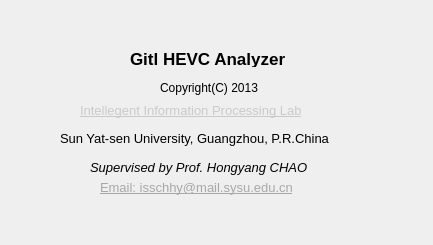
Above: analyzer/appgui/aboutdialog.ui from lheric/GitlHEVCAnalyzer before the change. Below: the same form after it.
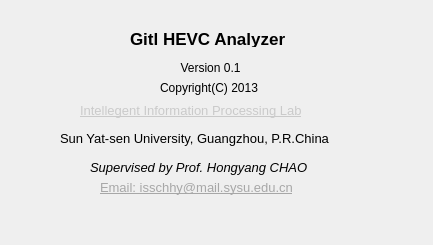
That is the form after the change.

Commit message: screenshots and version info add

```diff
--- a/analyzer/appgui/aboutdialog.ui
+++ b/analyzer/appgui/aboutdialog.ui
@@ -38,7 +38,7 @@
    <property name="geometry">
     <rect>
      <x>130</x>
-     <y>50</y>
+     <y>30</y>
      <width>180</width>
      <height>17</height>
     </rect>
@@ -145,6 +145,22 @@
     <bool>true</bool>
    </property>
   </widget>
+  <widget class="QLabel" name="label_7">
+   <property name="geometry">
+    <rect>
+     <x>170</x>
+     <y>60</y>
+     <width>81</width>
+     <height>16</height>
+    </rect>
+   </property>
+   <property name="text">
+    <string>Version 0.1</string>
+   </property>
+   <property name="alignment">
+    <set>Qt::AlignCenter</set>
+   </property>
+  </widget>
  </widget>
  <resources/>
  <connections/>
```
The commit also changes 2 other files.
